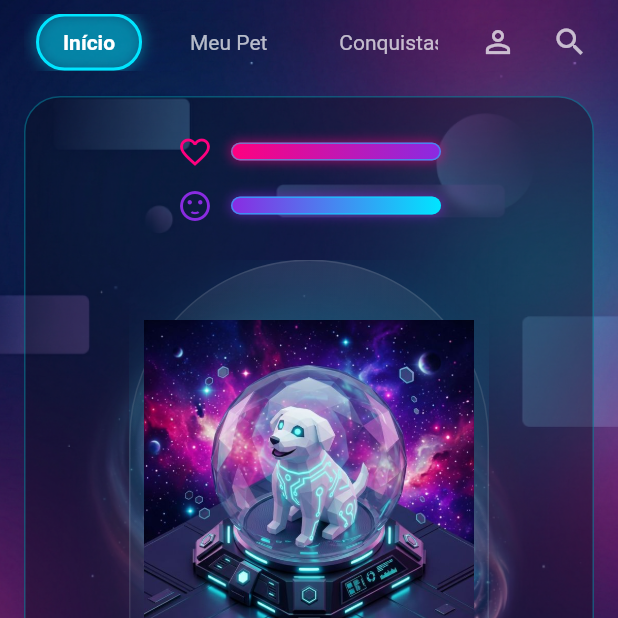
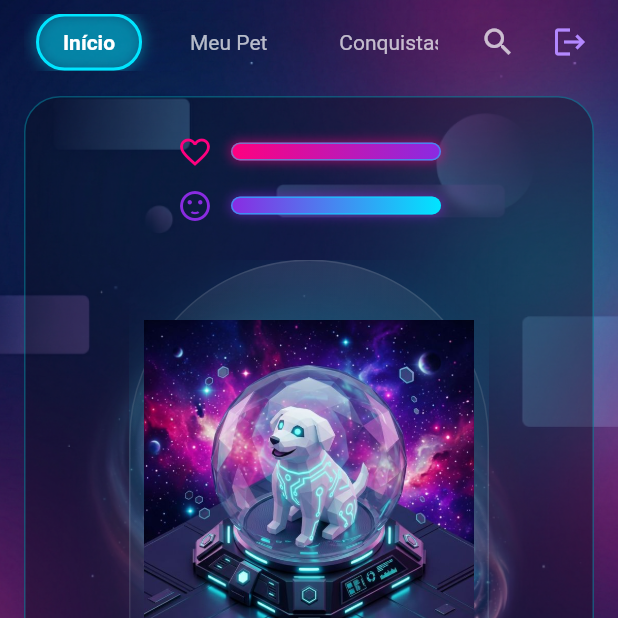
Before and after one commit to AfonsoFernando051/Pet-Invest-App, a Flutter app: the DashboardScreen screen opened directly, on a phone screen of 412 x 824 dp, the top half of it. Run offline on Flutter 3.47's test engine with Material 3 defaults, Android fonts, the phone set to English and light mode, and no system bars; drawn by our look-alikes of fl_chart; our stand-ins replace shared_preferences; accounts and stored records are empty; statements that could not run were skipped.

Commit message:
feat: implement IndexedStack navigation and add logout functionality to dashboard

```diff
--- a/petapp_mobile/lib/features/dashboard/presentation/screens/dashboard_screen.dart
+++ b/petapp_mobile/lib/features/dashboard/presentation/screens/dashboard_screen.dart
@@ -2,6 +2,8 @@ import 'package:flutter/material.dart';
 import 'package:fl_chart/fl_chart.dart';
 import '../../../../core/constants/app_colors.dart';
 import '../../../../core/widgets/glass_card.dart';
+import '../../../../core/di/dependency_injection.dart';
+import '../../../auth/presentation/screens/login_screen.dart';
 import '../../../investment/presentation/screens/investment_configuration_screen.dart';
 
 class DashboardScreen extends StatefulWidget {
@@ -23,8 +25,16 @@ class _DashboardScreenState extends State<DashboardScreen> {
         backgroundColor: Colors.transparent,
         elevation: 0,
         actions: [
-          IconButton(icon: const Icon(Icons.person_outline, color: Colors.white70), onPressed: () {}),
           IconButton(icon: const Icon(Icons.search, color: Colors.white70), onPressed: () {}),
+          IconButton(
+            icon: const Icon(Icons.logout, color: AppColors.neonPurple),
+            onPressed: () async {
+              await DI.authRepository.logout();
+              if (context.mounted) {
+                Navigator.of(context).pushReplacement(MaterialPageRoute(builder: (_) => const LoginScreen()));
+              }
+            }
+          ),
           const SizedBox(width: 8),
         ],
       ),
@@ -36,7 +46,24 @@ class _DashboardScreenState extends State<DashboardScreen> {
           ),
         ),
         child: SafeArea(
-          child: SingleChildScrollView(
+          child: IndexedStack(
+            index: _selectedIndex,
+            children: [
+              _buildHomeContent(),
+              _buildWalletContent(),
+              _buildAnalyticsContent(),
+              _buildProfileContent(),
+            ],
+          ),
+        ),
+      ),
+      bottomNavigationBar: _buildBottomNav(),
+    );
+  }
+
+  // --- Screens ---
+  Widget _buildHomeContent() {
+    return SingleChildScrollView(
       padding: const EdgeInsets.symmetric(horizontal: 16, vertical: 8),
       child: Column(
         children: [
@@ -57,11 +84,52 @@ class _DashboardScreenState extends State<DashboardScreen> {
           const SizedBox(height: 32),
         ],
       ),
+    );
+  }
+
+  Widget _buildWalletContent() {
+    return Center(
+      child: GlassCard(
+        backgroundColor: AppColors.spaceDark.withValues(alpha: 0.6),
+        borderColor: AppColors.neonCyan.withValues(alpha: 0.3),
+        borderRadius: 24,
+        borderWidth: 1,
+        child: Padding(
+          padding: const EdgeInsets.all(32.0),
+          child: Column(
+            mainAxisSize: MainAxisSize.min,
+            children: [
+              const Icon(Icons.account_balance_wallet, size: 64, color: AppColors.neonCyan),
+              const SizedBox(height: 16),
+              const Text('Minha Carteira', style: TextStyle(color: Colors.white, fontSize: 24, fontWeight: FontWeight.bold)),
+              const SizedBox(height: 8),
+              const Text('Seus ativos ficarão aqui.', style: TextStyle(color: Colors.white70, fontSize: 14)),
+              const SizedBox(height: 24),
+              ElevatedButton.icon(
+                icon: const Icon(Icons.add, color: Colors.white),
+                label: const Text('Adicionar Novo Ativo', style: TextStyle(color: Colors.white)),
+                style: ElevatedButton.styleFrom(
+                  backgroundColor: const Color(0xFF8A2BE2),
+                  padding: const EdgeInsets.symmetric(horizontal: 24, vertical: 12),
+                  shape: RoundedRectangleBorder(borderRadius: BorderRadius.circular(24)),
+                ),
+                onTap: () {
+                  Navigator.of(context).push(MaterialPageRoute(builder: (_) => const InvestmentConfigurationScreen()));
+                },
+              )
+            ],
           ),
         ),
       ),
-      bottomNavigationBar: _buildBottomNav(),
     );
+  }
+
+  Widget _buildAnalyticsContent() {
+    return const Center(child: Text('Ambiente de Análise de Ações - Em Breve!', style: TextStyle(color: AppColors.neonCyan, fontSize: 16)));
+  }
+
+  Widget _buildProfileContent() {
+    return const Center(child: Text('Perfil do Investidor e Opções - Em Breve!', style: TextStyle(color: Color(0xFFFF007F), fontSize: 16)));
   }
 
   // --- Top Tab Bar ---
```
Lines whose indentation alone changed are shown as unchanged.
